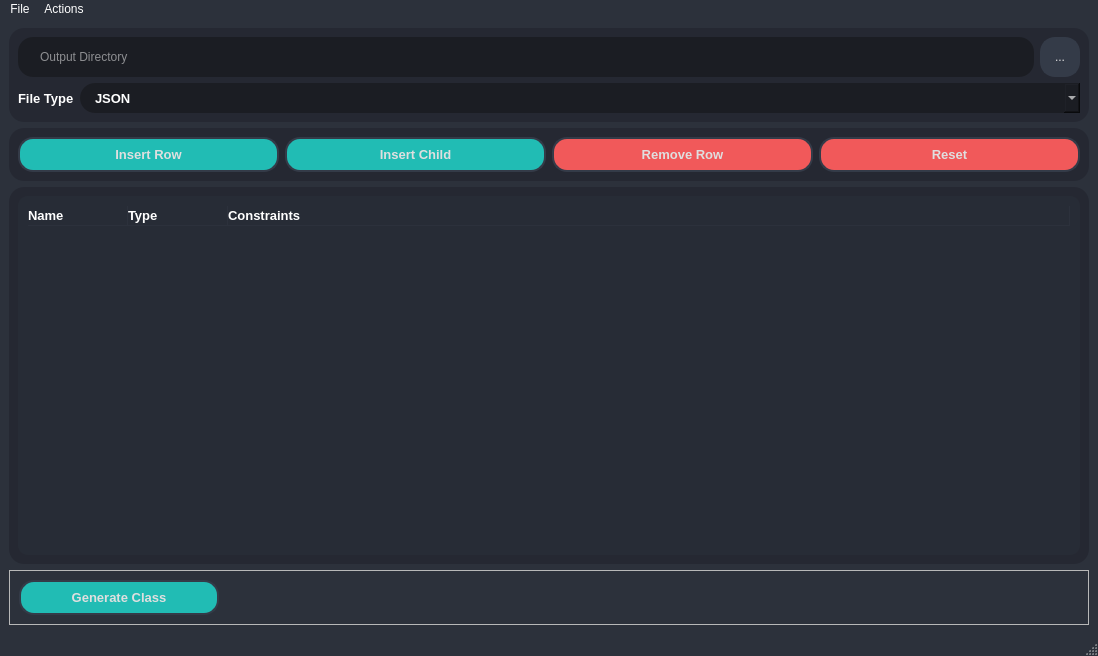
Above: src/GUI/forms/mainwindow.ui from islamwagih/Class-Generator before the change. Below: the same form after it.
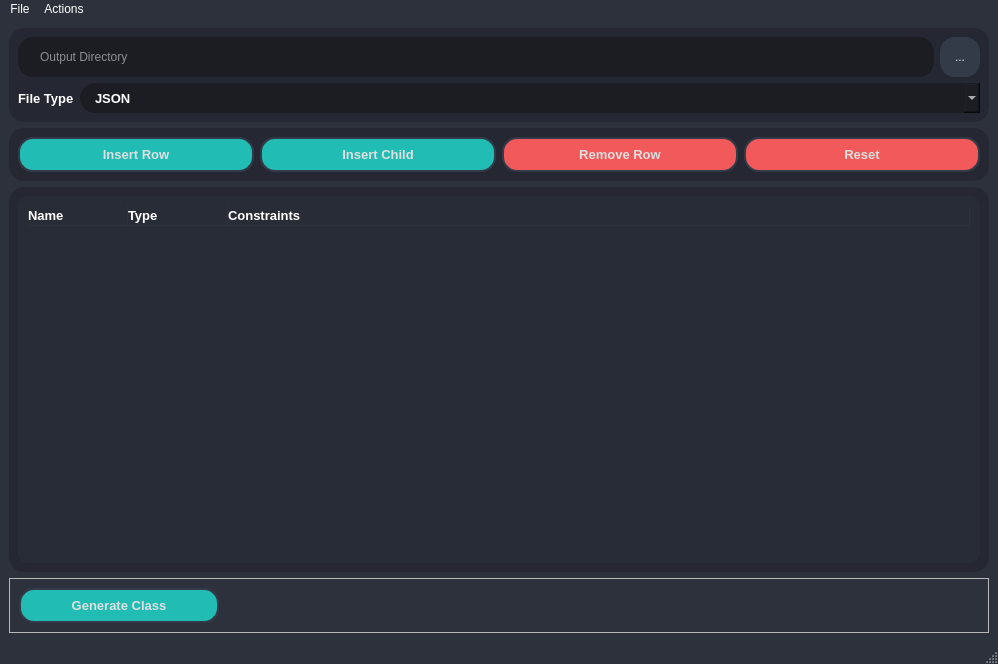
That is the form after the change. Icons and pictures are not drawn.

Patch:
```diff
--- a/src/GUI/forms/mainwindow.ui
+++ b/src/GUI/forms/mainwindow.ui
@@ -6,8 +6,8 @@
    <rect>
     <x>0</x>
     <y>0</y>
-    <width>1098</width>
-    <height>656</height>
+    <width>998</width>
+    <height>664</height>
    </rect>
   </property>
   <property name="minimumSize">
@@ -627,7 +627,7 @@
           <enum>QAbstractItemView::SelectItems</enum>
          </property>
          <property name="indentation">
-          <number>12</number>
+          <number>13</number>
          </property>
          <property name="uniformRowHeights">
           <bool>false</bool>
@@ -776,7 +776,7 @@
     <rect>
      <x>0</x>
      <y>0</y>
-     <width>1098</width>
+     <width>998</width>
      <height>25</height>
     </rect>
    </property>
```
Left out of the diff: 4 changed lines with no effect on the pictures.
